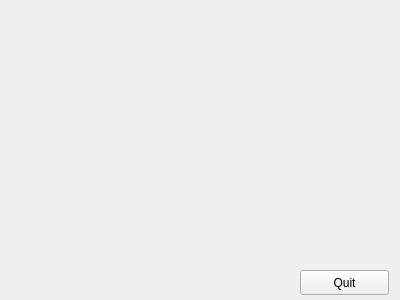
Before: the Qt Designer form ui/MyForm.ui in DarkJaslo/Horaris-FIB, drawn with Qt 5.
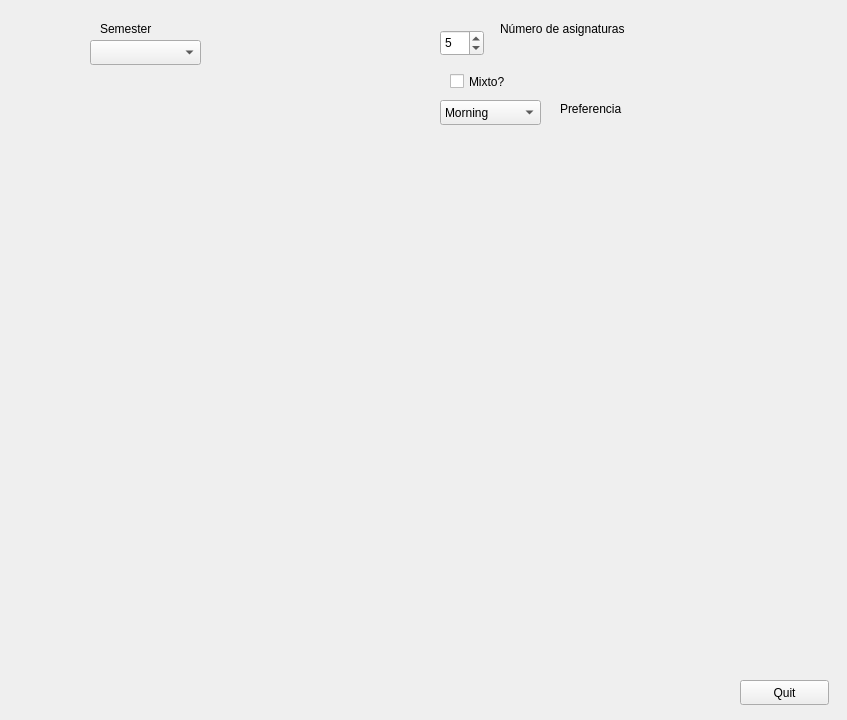
After: the same form once the commit is applied. Custom widgets are drawn as their Qt base class.

Commit message: added basic ui elements

Patch:
```diff
--- a/ui/MyForm.ui
+++ b/ui/MyForm.ui
@@ -6,8 +6,8 @@
    <rect>
     <x>0</x>
     <y>0</y>
-    <width>400</width>
-    <height>300</height>
+    <width>847</width>
+    <height>720</height>
    </rect>
   </property>
   <property name="windowTitle">
@@ -16,8 +16,8 @@
   <widget class="QPushButton" name="pushButton">
    <property name="geometry">
     <rect>
-     <x>300</x>
-     <y>270</y>
+     <x>740</x>
+     <y>680</y>
      <width>89</width>
      <height>25</height>
     </rect>
@@ -26,7 +26,150 @@
     <string>Quit</string>
    </property>
   </widget>
+  <widget class="QSpinBox" name="spinBox">
+   <property name="geometry">
+    <rect>
+     <x>440</x>
+     <y>30</y>
+     <width>44</width>
+     <height>26</height>
+    </rect>
+   </property>
+   <property name="minimum">
+    <number>1</number>
+   </property>
+   <property name="maximum">
+    <number>6</number>
+   </property>
+   <property name="value">
+    <number>5</number>
+   </property>
+  </widget>
+  <widget class="QLabel" name="label">
+   <property name="geometry">
+    <rect>
+     <x>500</x>
+     <y>20</y>
+     <width>161</width>
+     <height>17</height>
+    </rect>
+   </property>
+   <property name="text">
+    <string>Número de asignaturas</string>
+   </property>
+  </widget>
+  <widget class="QCheckBox" name="checkBox">
+   <property name="geometry">
+    <rect>
+     <x>450</x>
+     <y>70</y>
+     <width>92</width>
+     <height>23</height>
+    </rect>
+   </property>
+   <property name="text">
+    <string>Mixto?</string>
+   </property>
+  </widget>
+  <widget class="QComboBox" name="comboBox">
+   <property name="geometry">
+    <rect>
+     <x>440</x>
+     <y>100</y>
+     <width>101</width>
+     <height>25</height>
+    </rect>
+   </property>
+   <item>
+    <property name="text">
+     <string>Morning</string>
+    </property>
+   </item>
+   <item>
+    <property name="text">
+     <string>Afternoon</string>
+    </property>
+   </item>
+   <item>
+    <property name="text">
+     <string>Any</string>
+    </property>
+   </item>
+  </widget>
+  <widget class="QLabel" name="label_2">
+   <property name="geometry">
+    <rect>
+     <x>560</x>
+     <y>100</y>
+     <width>91</width>
+     <height>17</height>
+    </rect>
+   </property>
+   <property name="text">
+    <string>Preferencia</string>
+   </property>
+  </widget>
+  <widget class="App" name="appWidget" native="true">
+   <property name="geometry">
+    <rect>
+     <x>590</x>
+     <y>600</y>
+     <width>120</width>
+     <height>80</height>
+    </rect>
+   </property>
+  </widget>
+  <widget class="MyComboBox" name="semesterComboBox">
+   <property name="geometry">
+    <rect>
+     <x>90</x>
+     <y>40</y>
+     <width>111</width>
+     <height>25</height>
+    </rect>
+   </property>
+   <property name="editable">
+    <bool>false</bool>
+   </property>
+  </widget>
+  <widget class="QLabel" name="semesterLabel">
+   <property name="geometry">
+    <rect>
+     <x>100</x>
+     <y>20</y>
+     <width>67</width>
+     <height>17</height>
+    </rect>
+   </property>
+   <property name="text">
+    <string>Semester</string>
+   </property>
+  </widget>
  </widget>
+ <customwidgets>
+  <customwidget>
+   <class>App</class>
+   <extends>QWidget</extends>
+   <header location="global">App.hh</header>
+   <container>1</container>
+   <slots>
+    <signal>closeApp()</signal>
+    <signal>loadSemester(QString)</signal>
+    <slot>setMixGroups(bool)</slot>
+    <slot>setScheduleSize(int)</slot>
+    <slot>setSchedulePreference(QString)</slot>
+    <slot>setSemester(QString)</slot>
+   </slots>
+  </customwidget>
+  <customwidget>
+   <class>MyComboBox</class>
+   <extends>QComboBox</extends>
+   <header location="global">MyComboBox.hh</header>
+   <slots>
+    <slot>addOption(QString)</slot>
+   </slots>
+  </customwidget>
+ </customwidgets>
  <resources/>
  <connections>
   <connection>
```
Left out of the diff: 100 changed lines with no effect on the pictures.
